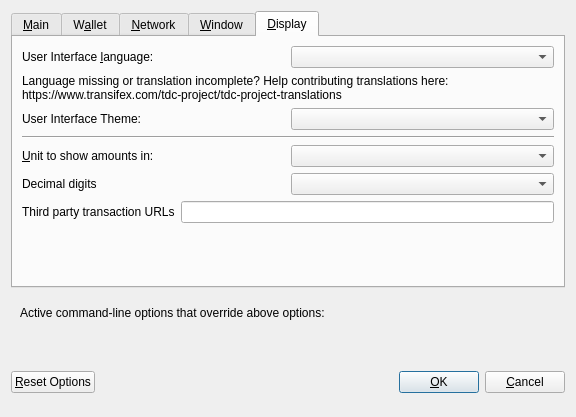
Old version of the form src/qt/forms/optionsdialog.ui in the repository MichaelHDesigns/truecrypto-oss.
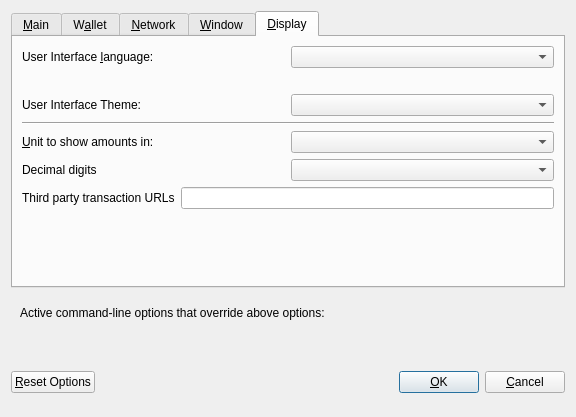
New version of the form. The open tabs and pages were chosen to show the change. Custom widgets are drawn as their Qt base class.

Commit message: dirty find and replace - translations will need much work

Patch:
```diff
--- a/src/qt/forms/optionsdialog.ui
+++ b/src/qt/forms/optionsdialog.ui
@@ -406,8 +406,7 @@
           <string notr="true"/>
          </property>
          <property name="text">
-          <string>Language missing or translation incomplete? Help contributing translations here:
-https://www.transifex.com/tdc-project/tdc-project-translations</string>
+          <string> </string>
          </property>
          <property name="wordWrap">
           <bool>true</bool>
```
The commit also changes 15 other files.
